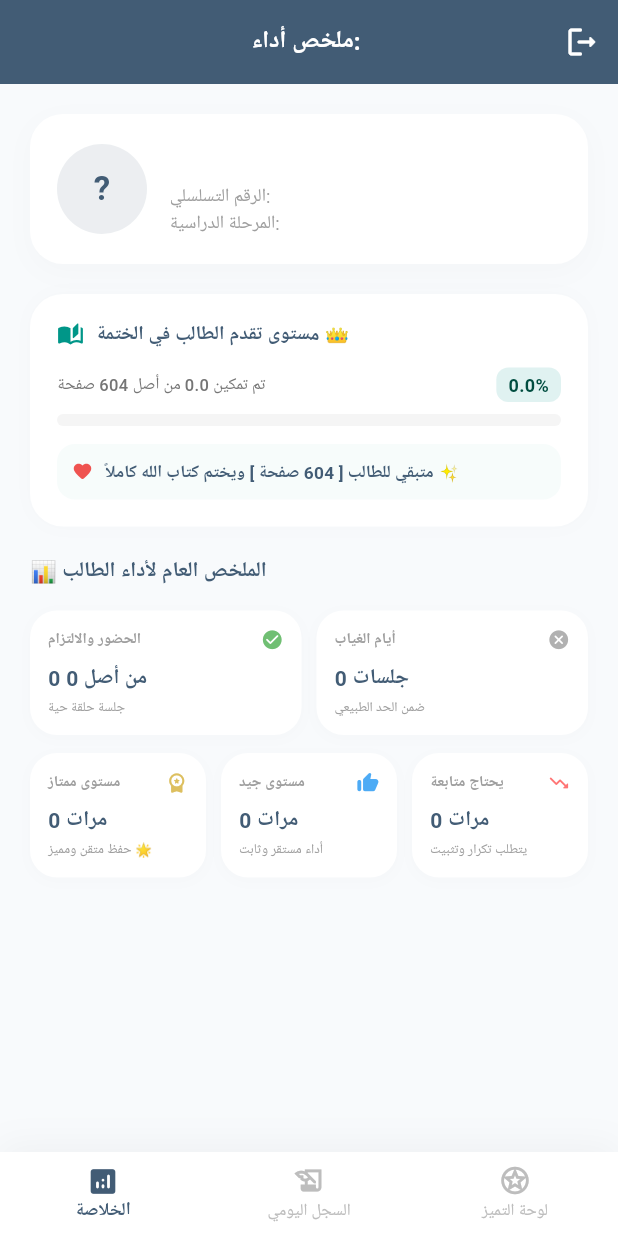
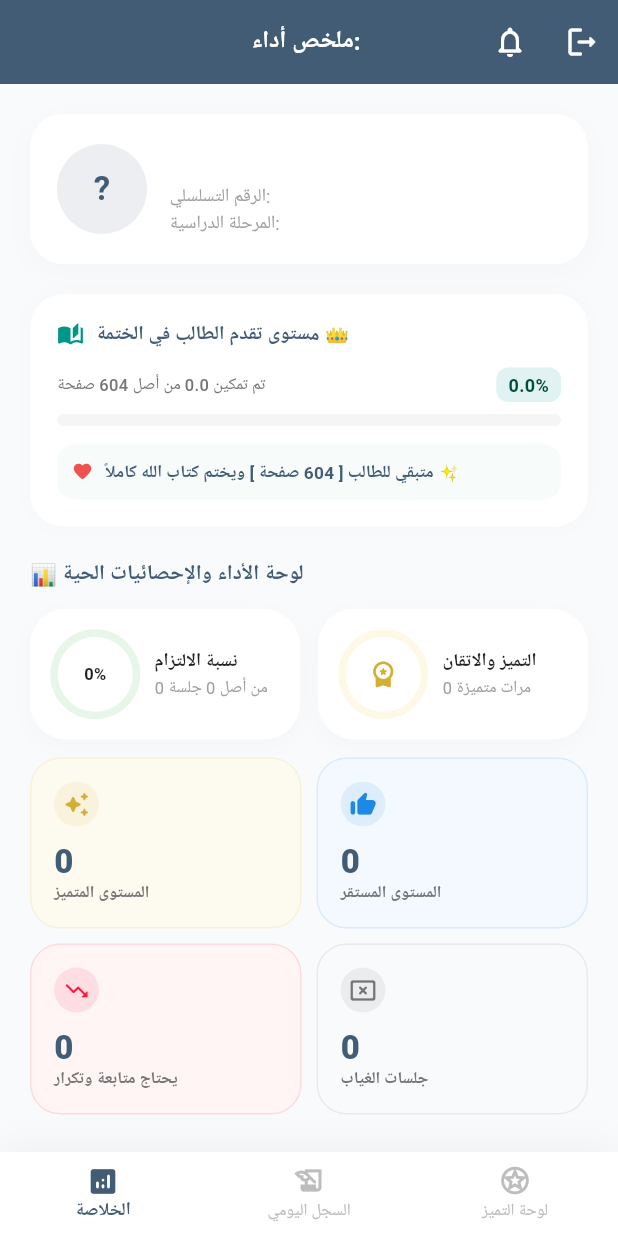
Before and after one commit to abdallhbeek7000-cmd/quran_parents_new_app, a Flutter app: the ParentHomePage screen opened directly with empty values, on a phone screen of 412 x 824 dp. Run offline on Flutter 3.47's test engine with Material 3 defaults, Android fonts, the phone set to English and light mode, and no system bars; our stand-ins replace cached_network_image, cloud_firestore, firebase_core, firebase_messaging, flutter_local_notifications, package_info_plus and 1 more; accounts and stored records are empty; Roboto replaces fonts that are missing (Cairo).

```diff
--- a/lib/pages/parent_home_page.dart
+++ b/lib/pages/parent_home_page.dart
@@ -6,6 +6,7 @@ import 'package:shared_preferences/shared_preferences.dart';
 import 'package:firebase_messaging/firebase_messaging.dart';
 import 'login_page.dart';
 import 'update_checker.dart';
+import 'notifications_page.dart'; // 🎯 استيراد صفحة مركز التنبيهات الجديدة
 
 class ParentHomePage extends StatefulWidget {
   final DocumentSnapshot student;
@@ -127,6 +128,18 @@ class _ParentHomePageState extends State<ParentHomePage> {
         centerTitle: true,
         actions: [
           IconButton(
+            icon: const Icon(Icons.notifications_none_rounded, color: Colors.white),
+            tooltip: 'مركز التنبيهات',
+            onPressed: () {
+              Navigator.push(
+                context,
+                MaterialPageRoute(
+                  builder: (context) => NotificationsPage(studentId: studentId),
+                ),
+              );
+            },
+          ),
+          IconButton(
             icon: const Icon(Icons.logout_rounded, color: Colors.white),
             tooltip: 'تسجيل الخروج',
             onPressed: () => _showLogoutDialog(),
@@ -155,14 +168,12 @@ class _ParentHomePageState extends State<ParentHomePage> {
               var sData = doc.data() as Map<String, dynamic>;
               bool isAbsent = sData['absent'] ?? false;
 
-              // 📊 قراءة ذكية وشاملة للتقييمات المحدثة لضمان دقة الإحصائية للأهل
               String memRating = sData['memorizationRating']?.toString() ?? sData['rating']?.toString() ?? '';
               String revRating = sData['reviewRating']?.toString() ?? sData['rating']?.toString() ?? '';
 
               if (isAbsent) {
                 absentCount++;
               } else {
-                // الفحص والاحتساب الذكي (إذا كان الحفظ أو المراجعة متميز ينحسب بـ خانته فوراً)
                 if (memRating == 'ممتاز' || memRating == 'جيد جداً' || revRating == 'ممتاز' || revRating == 'جيد جداً') {
                   excellentCount++;
                 } else if (memRating == 'جيد' || memRating == 'مقبول' || revRating == 'جيد' || revRating == 'مقبول') {
@@ -170,7 +181,6 @@ class _ParentHomePageState extends State<ParentHomePage> {
                 } else if (memRating == 'سيء' || memRating == 'ضعيف' || revRating == 'سيء' || revRating == 'ضعيف') {
                   badCount++;
                 } else {
-                  // حماية افتراضية في حال وجود بيانات قديمة
                   goodCount++;
                 }
               }
@@ -186,9 +196,8 @@ class _ParentHomePageState extends State<ParentHomePage> {
 
           int presentCount = totalSessions - absentCount;
 
-          // 🎯 التوجيه والتقسيم الذكي للأقسام (تم إصلاح ربط متغيرات الحساب هنا بالملي!)
           switch (_currentTabIndex) {
-            case 0: // 📊 قسم الخلاصة والإحصائيات (يعمل لايف 100%)
+            case 0:
               return RefreshIndicator(
                 onRefresh: () async => setState(() {}),
                 child: SingleChildScrollView(
@@ -199,10 +208,9 @@ class _ParentHomePageState extends State<ParentHomePage> {
                       _buildProfileCard(data),
                       _buildQuranProgressSection(sessionSnapshot),
                       Padding(
-                        padding: const EdgeInsets.symmetric(horizontal: 20, vertical: 10),
-                        child: Text("📊 الملخص العام لأداء الطالب", style: TextStyle(fontWeight: FontWeight.bold, fontSize: 14, fontFamily: 'Cairo', color: primaryColor)),
+                        padding: const EdgeInsets.symmetric(horizontal: 20, vertical: 12),
+                        child: Text("📊 لوحة الأداء والإحصائيات الحية", style: TextStyle(fontWeight: FontWeight.bold, fontSize: 14, fontFamily: 'Cairo', color: primaryColor)),
                       ),
-                      // تمرير المتغيرات المحسوبة بشكل مباشر لايف للواجهة لمنع ظهور الأصفار
                       _buildParentStatsDashboard(
                         total: totalSessions,
                         present: presentCount,
@@ -217,7 +225,7 @@ class _ParentHomePageState extends State<ParentHomePage> {
                 ),
               );
 
-            case 1: // 📖 قسم سجل الجلسات واليوميات الشامل
+            case 1:
               return sessionSnapshot.connectionState == ConnectionState.waiting
                   ? const Center(child: CircularProgressIndicator())
                   : sortedDocs.isEmpty
@@ -232,7 +240,7 @@ class _ParentHomePageState extends State<ParentHomePage> {
                           },
                         );
 
-            case 2: // 🏆 قسم لوحة الشرف والأنشطة
+            case 2:
               return SingleChildScrollView(
                 physics: const BouncingScrollPhysics(),
                 child: Column(
@@ -393,6 +401,7 @@ class _ParentHomePageState extends State<ParentHomePage> {
     );
   }
 
+  // 🎯 الدالة المحدثة كلياً بشكل ملوكي وبصري متطور للغاية
   Widget _buildParentStatsDashboard({
     required int total,
     required int present,
@@ -401,60 +410,150 @@ class _ParentHomePageState extends State<ParentHomePage> {
     required int good,
     required int bad,
   }) {
+    // حساب النسب المئوية أوتوماتيكياً للعرض الدائري الذكي
+    double attendanceRate = total > 0 ? (present / total) : 0.0;
+    double excellentRate = present > 0 ? (excellent / present) : 0.0;
+
     return Padding(
-      padding: const EdgeInsets.symmetric(horizontal: 15),
+      padding: const EdgeInsets.symmetric(horizontal: 20),
       child: Column(
         children: [
+          // 🥇 الصف الأول: الأقراص الدائرية لنسب الإنجاز الحية
           Row(
             children: [
               Expanded(
-                child: _buildStatCard(
-                  title: "الحضور والالتزام",
-                  value: "$present من أصل $total",
-                  subtitle: "جلسة حلقة حية",
-                  icon: Icons.check_circle_rounded,
-                  color: Colors.green,
+                child: Container(
+                  padding: const EdgeInsets.all(16),
+                  decoration: BoxDecoration(
+                    color: Colors.white,
+                    borderRadius: BorderRadius.circular(24),
+                    boxShadow: [BoxShadow(color: Colors.black.withOpacity(0.02), blurRadius: 12, offset: const Offset(0, 4))],
+                  ),
+                  child: Row(
+                    children: [
+                      Stack(
+                        alignment: Alignment.center,
+                        children: [
+                          SizedBox(
+                            width: 55,
+                            height: 55,
+                            child: CircularProgressIndicator(
+                              value: attendanceRate,
+                              strokeWidth: 5,
+                              backgroundColor: Colors.green.shade50,
+                              valueColor: const AlwaysStoppedAnimation<Color>(Colors.green),
+                            ),
+                          ),
+                          Text("${(attendanceRate * 100).toStringAsFixed(0)}%", style: const TextStyle(fontSize: 11, fontWeight: FontWeight.bold, fontFamily: 'Cairo')),
+                        ],
+                      ),
+                      const SizedBox(width: 12),
+                      Expanded(
+                        child: Column(
+                          crossAxisAlignment: CrossAxisAlignment.start,
+                          children: [
+                            const Text("نسبة الالتزام", style: TextStyle(fontSize: 12, fontWeight: FontWeight.bold, fontFamily: 'Cairo', color: Colors.black87)),
+                            Text("$present من أصل $total جلسة", style: TextStyle(fontSize: 11, color: Colors.grey.shade500, fontFamily: 'Cairo')),
+                          ],
+                        ),
+                      )
+                    ],
+                  ),
                 ),
               ),
+              const SizedBox(width: 12),
               Expanded(
-                child: _buildStatCard(
-                  title: "أيام الغياب",
-                  value: "$absent جلسات",
-                  subtitle: absent >= 3 ? "تنبيه غياب متكرر! ⚠️" : "ضمن الحد الطبيعي",
-                  icon: Icons.cancel_rounded,
-                  color: absent >= 3 ? Colors.red : Colors.grey,
+                child: Container(
+                  padding: const EdgeInsets.all(16),
+                  decoration: BoxDecoration(
+                    color: Colors.white,
+                    borderRadius: BorderRadius.circular(24),
+                    boxShadow: [BoxShadow(color: Colors.black.withOpacity(0.02), blurRadius: 12, offset: const Offset(0, 4))],
+                  ),
+                  child: Row(
+                    children: [
+                      Stack(
+                        alignment: Alignment.center,
+                        children: [
+                          SizedBox(
+                            width: 55,
+                            height: 55,
+                            child: CircularProgressIndicator(
+                              value: excellentRate,
+                              strokeWidth: 5,
+                              backgroundColor: const Color(0xfffef9e7),
+                              valueColor: AlwaysStoppedAnimation<Color>(goldColor),
+                            ),
+                          ),
+                          Icon(Icons.workspace_premium_rounded, size: 20, color: goldColor),
+                        ],
+                      ),
+                      const SizedBox(width: 12),
+                      Expanded(
+                        child: Column(
+                          crossAxisAlignment: CrossAxisAlignment.start,
+                          children: [
+                            const Text("التميز والاتقان", style: TextStyle(fontSize: 12, fontWeight: FontWeight.bold, fontFamily: 'Cairo', color: Colors.black87)),
+                            Text("$excellent مرات متميزة", style: TextStyle(fontSize: 11, color: Colors.grey.shade500, fontFamily: 'Cairo')),
+                          ],
+                        ),
+                      )
+                    ],
+                  ),
                 ),
               ),
             ],
           ),
-          const SizedBox(height: 2),
+
+          const SizedBox(height: 12),
+
+          // 🥈 الصف الثاني: شبكة تفصيلية ملوكية مبهجة للعين تفصل التقييمات والغياب
           Row(
             children: [
               Expanded(
-                child: _buildStatCard(
-                  title: "مستوى ممتاز",
-                  value: "$excellent مرات",
-                  subtitle: "حفظ متقن ومميز 🌟",
-                  icon: Icons.workspace_premium_rounded,
-                  color: const Color(0xffD4AF37),
+                child: _buildModernStatMiniCard(
+                  title: "المستوى المتميز",
+                  value: "$excellent",
+                  icon: Icons.auto_awesome_rounded,
+                  baseColor: goldColor,
+                  bgGradientColor: const Color(0xfffdfaf0),
                 ),
               ),
+              const SizedBox(width: 10),
               Expanded(
-                child: _buildStatCard(
-                  title: "مستوى جيد",
-                  value: "$good مرات",
-                  subtitle: "أداء مستقر وثابت",
-                  icon: Icons.thumb_up_rounded,
-                  color: Colors.blue,
+                child: _buildModernStatMiniCard(
+                  title: "المستوى المستقر",
+                  value: "$good",
+                  icon: Icons.thumb_up_alt_rounded,
+                  baseColor: Colors.blue.shade600,
+                  bgGradientColor: const Color(0xfff4f9ff),
                 ),
               ),
+            ],
+          ),
+
+          const SizedBox(height: 10),
+
+          Row(
+            children: [
               Expanded(
-                child: _buildStatCard(
-                  title: "يحتاج متابعة",
-                  value: "$bad مرات",
-                  subtitle: "يتطلب تكرار وتثبيت",
+                child: _buildModernStatMiniCard(
+                  title: "يحتاج متابعة وتكرار",
+                  value: "$bad",
                   icon: Icons.trending_down_rounded,
-                  color: Colors.redAccent,
+                  baseColor: Colors.redAccent.shade400,
+                  bgGradientColor: const Color(0xfffff5f5),
+                ),
+              ),
+              const SizedBox(width: 10),
+              Expanded(
+                child: _buildModernStatMiniCard(
+                  title: "جلسات الغياب",
+                  value: "$absent",
+                  icon: Icons.cancel_presentation_rounded,
+                  baseColor: absent >= 3 ? Colors.red : Colors.grey.shade600,
+                  bgGradientColor: absent >= 3 ? const Color(0xfffdf2f2) : const Color(0xfff8fafc),
+                  badgeText: absent >= 3 ? "تنبيه غياب! ⚠️" : null,
                 ),
               ),
             ],
@@ -464,20 +563,21 @@ class _ParentHomePageState extends State<ParentHomePage> {
     );
   }
 
-  Widget _buildStatCard({
+  // 🎨 دالة ذكية لبناء كروت الواجهة المحدثة بلمسات جمالية رقيقة
+  Widget _buildModernStatMiniCard({
     required String title,
     required String value,
-    required String subtitle,
     required IconData icon,
-    required Color color,
+    required Color baseColor,
+    required Color bgGradientColor,
+    String? badgeText,
   }) {
     return Container(
-      margin: const EdgeInsets.all(5),
-      padding: const EdgeInsets.all(12),
+      padding: const EdgeInsets.all(15),
       decoration: BoxDecoration(
-        color: Colors.white,
-        borderRadius: BorderRadius.circular(18),
-        boxShadow: [BoxShadow(color: Colors.black.withOpacity(0.015), blurRadius: 8, offset: const Offset(0, 2))],
+        color: bgGradientColor,
+        borderRadius: BorderRadius.circular(20),
+        border: Border.all(color: baseColor.withOpacity(0.12), width: 1),
       ),
       child: Column(
         crossAxisAlignment: CrossAxisAlignment.start,
@@ -485,14 +585,23 @@ class _ParentHomePageState extends State<ParentHomePage> {
           Row(
             mainAxisAlignment: MainAxisAlignment.spaceBetween,
             children: [
-              Text(title, style: const TextStyle(fontSize: 10, color: Colors.grey, fontWeight: FontWeight.w600, fontFamily: 'Cairo')),
-              Icon(icon, color: color.withOpacity(0.8), size: 15),
+              Container(
+                padding: const EdgeInsets.all(6),
+                decoration: BoxDecoration(color: baseColor.withOpacity(0.1), shape: BoxShape.circle),
+                child: Icon(icon, color: baseColor, size: 18),
+              ),
+              if (badgeText != null)
+                Container(
+                  padding: const EdgeInsets.symmetric(horizontal: 6, vertical: 2),
+                  decoration: BoxDecoration(color: Colors.red, borderRadius: BorderRadius.circular(6)),
+                  child: Text(badgeText, style: const TextStyle(color: Colors.white, fontSize: 8, fontFamily: 'Cairo', fontWeight: FontWeight.bold)),
+                ),
             ],
           ),
-          const SizedBox(height: 8),
-          Text(value, style: TextStyle(fontSize: 14, fontWeight: FontWeight.bold, color: primaryColor, fontFamily: 'Cairo')),
+          const SizedBox(height: 12),
+          Text(value, style: TextStyle(fontSize: 22, fontWeight: FontWeight.w900, color: primaryColor, fontFamily: 'Cairo', height: 1)),
           const SizedBox(height: 2),
-          Text(subtitle, style: TextStyle(fontSize: 9, color: color == Colors.red ? Colors.red : Colors.grey[500], fontWeight: FontWeight.w500, fontFamily: 'Cairo')),
+          Text(title, style: TextStyle(fontSize: 11, color: Colors.grey.shade600, fontWeight: FontWeight.w600, fontFamily: 'Cairo')),
         ],
       ),
     );
@@ -718,7 +827,7 @@ class _ParentHomePageState extends State<ParentHomePage> {
               child: Column(
                 crossAxisAlignment: CrossAxisAlignment.start,
                 children: [
-                  _buildMinimalistDetailRow(Icons.person_outline_rounded, "المشرف المسجِّل", supervisorName, isBold: true),
+                  _buildMinimalistDetailRow(Icons.person_outline_rounded, "المشرف المسجِّل", supervisorName, isBold: true),
                   const SizedBox(height: 10),
                   _buildMinimalistDetailRow(Icons.warning_amber_rounded, "نوع الغياب", session['absenceType'] == "" ? "بدون عذر" : (session['absenceType'] ?? 'بدون عذر')),
                   if (session['absenceReason'] != null && session['absenceReason'].toString().trim().isNotEmpty) ...[
@@ -769,7 +878,7 @@ class _ParentHomePageState extends State<ParentHomePage> {
               child: Column(
                 crossAxisAlignment: CrossAxisAlignment.start,
                 children: [
-                  _buildMinimalistDetailRow(Icons.person_outline_rounded, "المشرف المسجِّل", supervisorName, isBold: true),
+                  _buildMinimalistDetailRow(Icons.person_outline_rounded, "المشرف المسجِّل", supervisorName, isBold: true),
                   const SizedBox(height: 15),
                   Container(
                     padding: const EdgeInsets.all(14),
```
Also changed, not shown: lib/pages/notifications_page.dart (added, +137 -0 lines).
